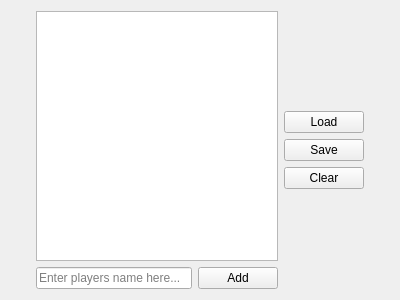
The window that client/frostbite2/ReservedSlotsWidget.ui (OpenRcon/OpenRcon) describes before a commit, drawn with Qt 5.
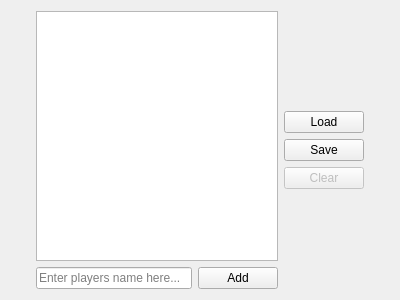
The same window after the commit. Icons and pictures are not drawn.

```diff
--- a/client/frostbite2/ReservedSlotsWidget.ui
+++ b/client/frostbite2/ReservedSlotsWidget.ui
@@ -73,6 +73,9 @@
        </item>
        <item>
         <widget class="QPushButton" name="pushButton_rs_clear">
+         <property name="enabled">
+          <bool>false</bool>
+         </property>
          <property name="text">
           <string>Clear</string>
          </property>
```
